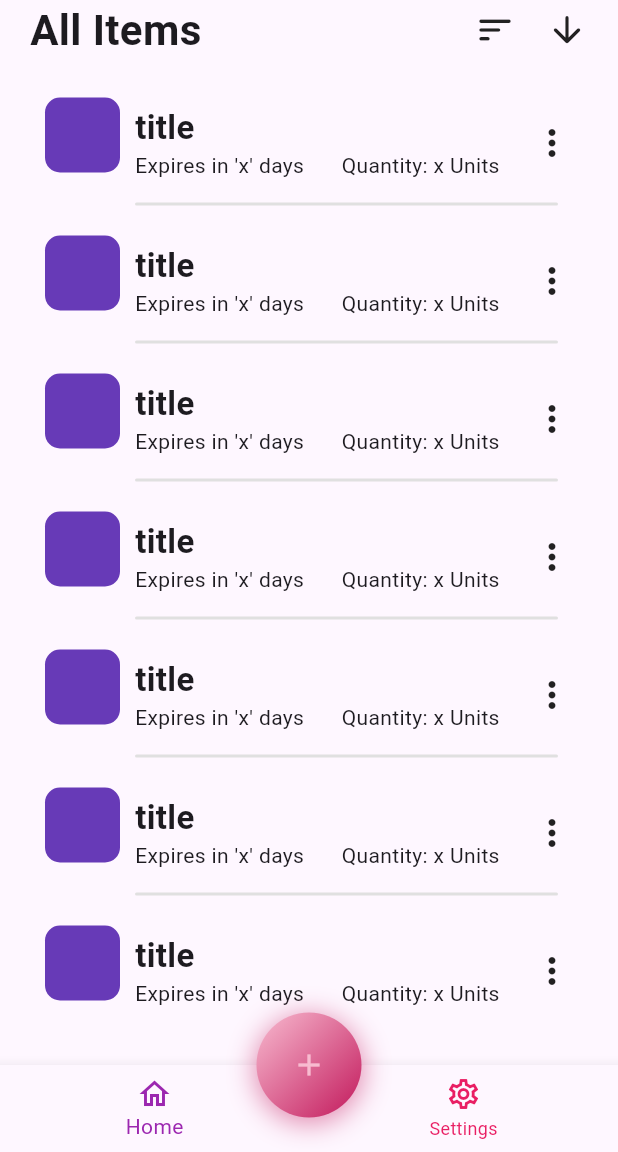
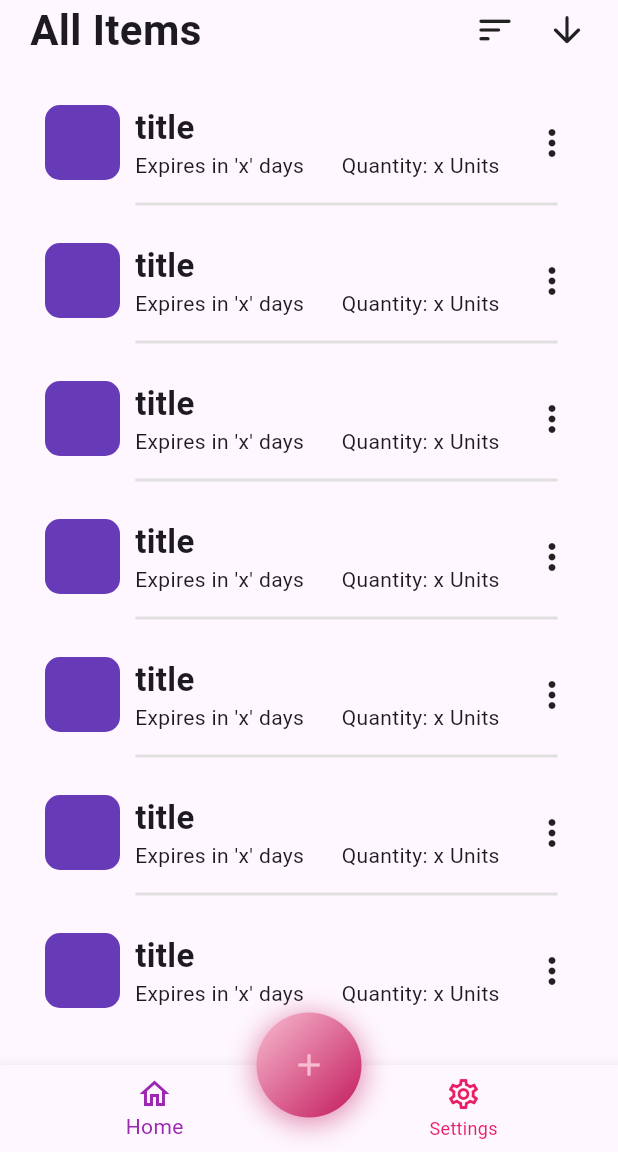
Before and after one commit to s-maurya00/Exp-Chk, a Flutter app: the screen it shows after launch, on a phone screen of 412 x 824 dp, the part 84-1236 px from its top. Run offline on Flutter 3.47's test engine with Material 2 defaults, Android fonts, the phone set to English and light mode, and no system bars; our stand-ins replace get, get_storage.

Commit message:
feat: vertically centered image_placeholder in item_tile.dart

```diff
--- a/lib/app/common/widgets/item_tile.dart
+++ b/lib/app/common/widgets/item_tile.dart
@@ -20,7 +20,8 @@ class ItemTile extends StatelessWidget {
             mainAxisAlignment: MainAxisAlignment.start,
             children: [
               Container(
-                margin: const EdgeInsets.only(left: 10, right: 10, bottom: 10),
+                margin: const EdgeInsets.only(
+                    left: 10, right: 10, top: 5, bottom: 5),
                 height: 50,
                 width: 50,
                 decoration: BoxDecoration(
```
